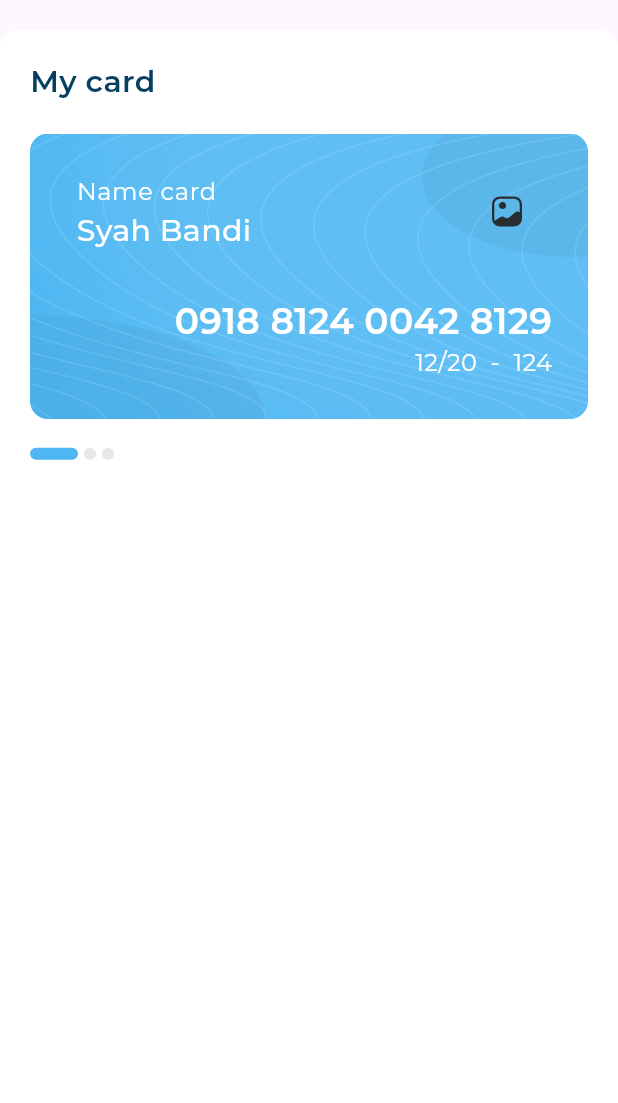
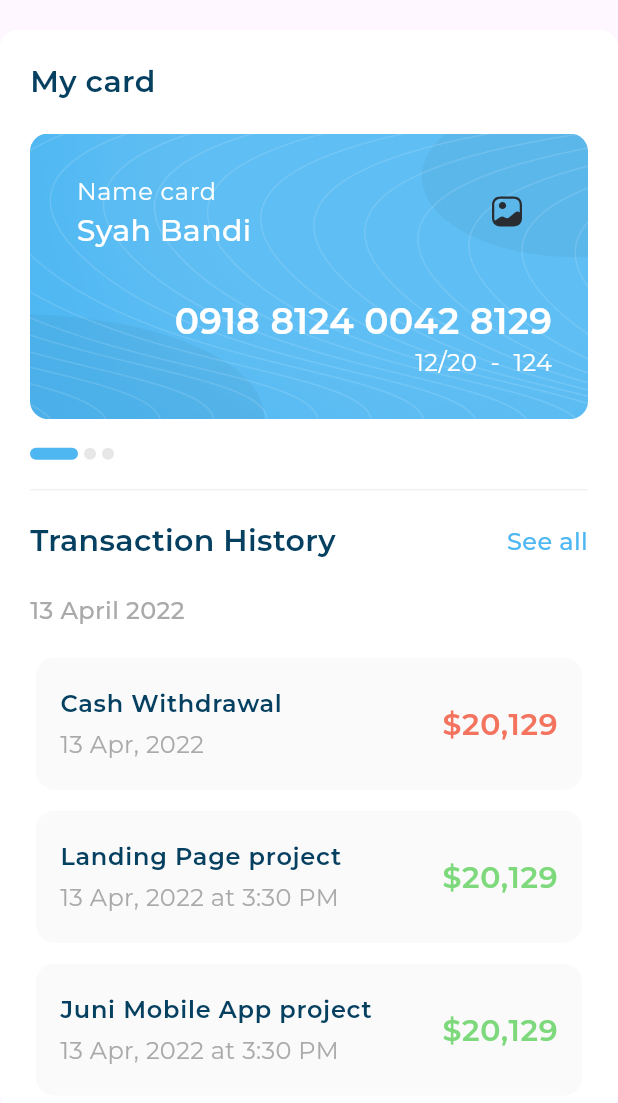
Before and after one commit to Kerolos163/responsive_dash_board, a Flutter app: the MyCardSection widget shown alone on an empty page, opened directly, on a phone screen of 412 x 824 dp. Shown: the top 1103 px of the screen. Run offline on Flutter 3.47's test engine with Material 3 defaults, Android fonts, the phone set to English and light mode, and no system bars; drawn by our look-alikes of expandable_page_view; our stand-ins replace flutter_bloc, flutter_svg; project files that could hold a hidden picture were left out.

Commit message:
Finish My card and Transaction History

```diff
--- /dev/null
+++ b/lib/model/transaction_model.dart
@@ -0,0 +1,11 @@
+class TransactionModel {
+  final String title, date, amount;
+  final bool isWithDrawal;
+
+  const TransactionModel({
+    required this.title,
+    required this.date,
+    required this.amount,
+    required this.isWithDrawal,
+  });
+}
--- a/lib/utils/app_color.dart
+++ b/lib/utils/app_color.dart
@@ -8,4 +8,7 @@ abstract class AppColor {
   static const Color lightGrey4 = Color(0xffe7e7e7);
   static const Color grey = Color(0xffAAAAAA);
   static const Color primary = Color(0xff4EB7F2);
+  static const Color titleColor = Color(0xff064061);
+  static const Color redColor = Color(0xffF3735E);
+  static const Color greenColor = Color(0xff7DD97B);
 }
--- a/lib/views/widget/custom_dot_indicator.dart
+++ b/lib/views/widget/custom_dot_indicator.dart
@@ -8,7 +8,7 @@ class CustomDotIndicator extends StatelessWidget {
   @override
   Widget build(BuildContext context) {
     return AnimatedContainer(
-      duration: const Duration(milliseconds: 500),
+      duration: const Duration(milliseconds: 300),
       width: isActive ? 32 : 8,
       height: 8,
       decoration: BoxDecoration(
--- a/lib/views/widget/my_card_section.dart
+++ b/lib/views/widget/my_card_section.dart
@@ -1,5 +1,6 @@
 import 'package:flutter/material.dart';
 import 'package:flutter_bloc/flutter_bloc.dart';
+import 'package:responsive_dash_board/views/widget/transaction_history.dart';
 import '../../cubit/cubit.dart';
 import '../../cubit/state.dart';
 import '../../utils/app_color.dart';
@@ -12,7 +13,8 @@ class MyCardSection extends StatelessWidget {
 
   @override
   Widget build(BuildContext context) {
-    return Padding(
+    return SingleChildScrollView(
+      child: Padding(
         padding: const EdgeInsets.only(top: 20),
         child: Container(
           padding: const EdgeInsets.only(top: 20, right: 20, left: 20),
@@ -34,12 +36,14 @@ class MyCardSection extends StatelessWidget {
                   const SizedBox(height: 19),
                   CustomDotsIndecator(
                     currentPageView: AppCubit.get(context).currentPageView,
-                )
+                  ),
+                  const TransactionHistory()
                 ],
               );
             },
           ),
         ),
+      ),
     );
   }
 }
--- /dev/null
+++ b/lib/views/widget/transaction_history.dart
@@ -0,0 +1,42 @@
+import 'package:flutter/material.dart';
+import 'package:responsive_dash_board/utils/app_color.dart';
+import 'package:responsive_dash_board/utils/app_styles.dart';
+import 'package:responsive_dash_board/views/widget/transaction_history_listview.dart';
+
+class TransactionHistory extends StatelessWidget {
+  const TransactionHistory({super.key});
+
+  @override
+  Widget build(BuildContext context) {
+    return Column(
+      crossAxisAlignment: CrossAxisAlignment.start,
+      children: [
+        const Divider(color: AppColor.lightGrey2, height: 40),
+        tranasactionHeader(),
+        const SizedBox(height: 20),
+        Text(
+          "13 April 2022",
+          style: AppStyles.styleMedium16.copyWith(color: AppColor.grey),
+        ),
+        const SizedBox(height: 16),
+        const TransactionHistoryListView()
+      ],
+    );
+  }
+
+  Row tranasactionHeader() {
+    return Row(
+      mainAxisAlignment: MainAxisAlignment.spaceBetween,
+      children: [
+        Text(
+          "Transaction History",
+          style: AppStyles.styleSemiBold20.copyWith(color: AppColor.titleColor),
+        ),
+        Text(
+          "See all",
+          style: AppStyles.styleMedium16.copyWith(color: AppColor.primary),
+        ),
+      ],
+    );
+  }
+}
--- /dev/null
+++ b/lib/views/widget/transaction_history_listview.dart
@@ -0,0 +1,41 @@
+import 'package:flutter/material.dart';
+import 'package:responsive_dash_board/model/transaction_model.dart';
+import 'package:responsive_dash_board/views/widget/transaction_item.dart';
+
+class TransactionHistoryListView extends StatelessWidget {
+  const TransactionHistoryListView({super.key});
+  static const List<TransactionModel> items = [
+    TransactionModel(
+      title: "Cash Withdrawal",
+      date: "13 Apr, 2022",
+      amount: r"$20,129",
+      isWithDrawal: true,
+    ),
+    TransactionModel(
+      title: "Landing Page project",
+      date: "13 Apr, 2022 at 3:30 PM",
+      amount: r"$20,129",
+      isWithDrawal: false,
+    ),
+    TransactionModel(
+      title: "Juni Mobile App project",
+      date: "13 Apr, 2022 at 3:30 PM",
+      amount: r"$20,129",
+      isWithDrawal: false,
+    ),
+  ];
+  @override
+  Widget build(BuildContext context) {
+    return ListView.builder(
+      physics: const NeverScrollableScrollPhysics(),
+      shrinkWrap: true,
+      itemBuilder: (context, index) => Padding(
+        padding: const EdgeInsets.only(bottom: 6),
+        child: TransactionItem(
+          model: items[index],
+        ),
+      ),
+      itemCount: items.length,
+    );
+  }
+}
--- /dev/null
+++ b/lib/views/widget/transaction_item.dart
@@ -0,0 +1,39 @@
+import 'package:flutter/material.dart';
+import 'package:responsive_dash_board/model/transaction_model.dart';
+import 'package:responsive_dash_board/utils/app_color.dart';
+import 'package:responsive_dash_board/utils/app_styles.dart';
+
+class TransactionItem extends StatelessWidget {
+  const TransactionItem({super.key, required this.model});
+  final TransactionModel model;
+  @override
+  Widget build(BuildContext context) {
+    return Card(
+      elevation: 0,
+      color: AppColor.lightGrey,
+      shape: RoundedRectangleBorder(
+        borderRadius: BorderRadius.circular(12),
+      ),
+      child: ListTile(
+        contentPadding: const EdgeInsets.symmetric(horizontal: 16, vertical: 8),
+        title: Text(
+          model.title,
+          style: AppStyles.styleSemiBold16.copyWith(color: AppColor.titleColor),
+        ),
+        subtitle: Padding(
+          padding: const EdgeInsets.only(top: 4),
+          child: Text(
+            model.date,
+            style: AppStyles.styleRegular16.copyWith(color: AppColor.grey),
+          ),
+        ),
+        trailing: Text(
+          model.amount,
+          style: AppStyles.styleSemiBold20.copyWith(
+            color: model.isWithDrawal ? AppColor.redColor : AppColor.greenColor,
+          ),
+        ),
+      ),
+    );
+  }
+}
```
Lines whose indentation alone changed are shown as unchanged.
